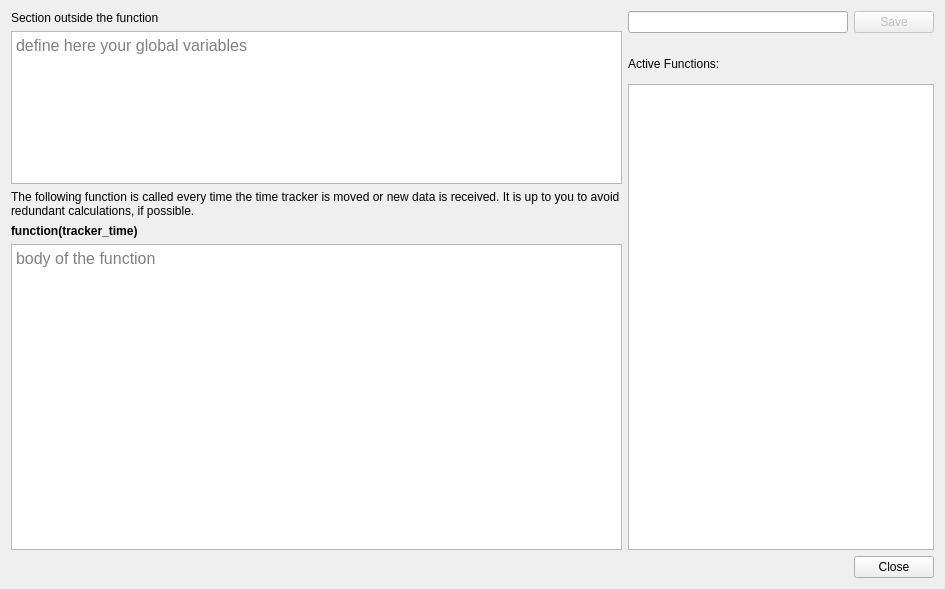
This is plotjuggler_plugins/ToolboxLuaEditor/lua_editor.ui in facontidavide/PlotJuggler as Qt 5 draws it before an edit. The edited form follows.
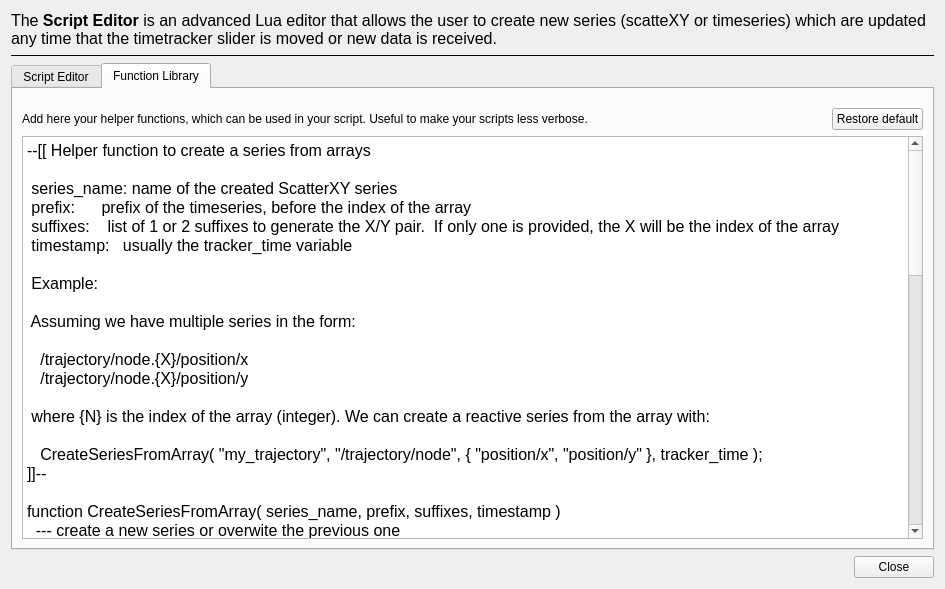
This is the edited form.

What changed in the file:
```diff
--- a/plotjuggler_plugins/ToolboxLuaEditor/lua_editor.ui
+++ b/plotjuggler_plugins/ToolboxLuaEditor/lua_editor.ui
@@ -13,7 +13,42 @@
   <property name="windowTitle">
    <string>Form</string>
   </property>
-  <layout class="QVBoxLayout" name="verticalLayout_3">
+  <layout class="QVBoxLayout" name="verticalLayout_3" stretch="0,1,0,0">
+   <item>
+    <widget class="QLabel" name="label_6">
+     <property name="font">
+      <font>
+       <pointsize>12</pointsize>
+      </font>
+     </property>
+     <property name="text">
+      <string>&lt;html&gt;&lt;head/&gt;&lt;body&gt;&lt;p&gt;The &lt;span style=&quot; font-weight:600;&quot;&gt;Script Editor &lt;/span&gt;is an advanced Lua editor that allows the user to create new series (scatteXY or timeseries) which are updated any time that the timetracker slider is moved or new data is received.&lt;/p&gt;&lt;/body&gt;&lt;/html&gt;</string>
+     </property>
+     <property name="wordWrap">
+      <bool>true</bool>
+     </property>
+    </widget>
+   </item>
+   <item>
+    <widget class="Line" name="line">
+     <property name="frameShadow">
+      <enum>QFrame::Plain</enum>
+     </property>
+     <property name="orientation">
+      <enum>Qt::Horizontal</enum>
+     </property>
+    </widget>
+   </item>
+   <item>
+    <widget class="QTabWidget" name="tabWidget">
+     <property name="currentIndex">
+      <number>1</number>
+     </property>
+     <widget class="QWidget" name="tab">
+      <attribute name="title">
+       <string>Script Editor</string>
+      </attribute>
+      <layout class="QVBoxLayout" name="verticalLayout_4">
    <item>
     <layout class="QHBoxLayout" name="horizontalLayout_2" stretch="2,1">
      <item>
@@ -21,7 +56,7 @@
        <item>
         <widget class="QLabel" name="label">
          <property name="text">
-          <string>Section outside the function</string>
+              <string>Global code, execute once:</string>
          </property>
         </widget>
        </item>
@@ -29,7 +64,7 @@
         <widget class="QPlainTextEdit" name="textGlobal">
          <property name="font">
           <font>
-           <pointsize>12</pointsize>
+               <pointsize>14</pointsize>
           </font>
          </property>
          <property name="placeholderText">
@@ -64,7 +99,7 @@
         <widget class="QPlainTextEdit" name="textFunction">
          <property name="font">
           <font>
-           <pointsize>12</pointsize>
+               <pointsize>14</pointsize>
           </font>
          </property>
          <property name="placeholderText">
@@ -144,6 +179,118 @@
       </layout>
      </item>
     </layout>
+       </item>
+      </layout>
+     </widget>
+     <widget class="QWidget" name="tab_2">
+      <attribute name="title">
+       <string>Function Library</string>
+      </attribute>
+      <layout class="QVBoxLayout" name="verticalLayout_5">
+       <item>
+        <layout class="QHBoxLayout" name="horizontalLayout_4">
+         <property name="topMargin">
+          <number>10</number>
+         </property>
+         <item>
+          <widget class="QLabel" name="label_8">
+           <property name="text">
+            <string>Add here your helper functions, which can be used in your script. Useful to make your scripts less verbose.</string>
+           </property>
+           <property name="wordWrap">
+            <bool>true</bool>
+           </property>
+          </widget>
+         </item>
+         <item>
+          <widget class="QPushButton" name="pushButton">
+           <property name="sizePolicy">
+            <sizepolicy hsizetype="Fixed" vsizetype="Fixed">
+             <horstretch>0</horstretch>
+             <verstretch>0</verstretch>
+            </sizepolicy>
+           </property>
+           <property name="text">
+            <string>Restore default</string>
+           </property>
+          </widget>
+         </item>
+        </layout>
+       </item>
+       <item>
+        <widget class="QPlainTextEdit" name="textLibrary">
+         <property name="font">
+          <font>
+           <pointsize>12</pointsize>
+          </font>
+         </property>
+         <property name="plainText">
+          <string>--[[ Helper function to create a series from arrays
+
+ series_name: name of the created ScatterXY series
+ prefix:      prefix of the timeseries, before the index of the array
+ suffixes:    list of 1 or 2 suffixes to generate the X/Y pair.  If only one is provided, the X will be the index of the array
+ timestamp:   usually the tracker_time variable
+              
+ Example:
+ 
+ Assuming we have multiple series in the form:
+ 
+   /trajectory/node.{X}/position/x
+   /trajectory/node.{X}/position/y
+   
+ where {N} is the index of the array (integer). We can create a reactive series from the array with:
+ 
+   CreateSeriesFromArray( &quot;my_trajectory&quot;, &quot;/trajectory/node&quot;, { &quot;position/x&quot;, &quot;position/y&quot; }, tracker_time );
+]]--
+
+function CreateSeriesFromArray( series_name, prefix, suffixes, timestamp )
+  --- create a new series or overwite the previous one
+  new_series = MutableScatterXY.new(series_name)
+  
+  --- get number of elements in array suffixes 
+  suffixes_size = table.getn(suffixes)
+   
+  if suffixes_size &lt; 1 or suffixes_size &gt; 2 then
+    print(&quot;wrong number of suffixes&quot;)
+    return
+  end
+  
+  --- Append points to new_series
+  index = 0
+  while(true) do
+
+    if(suffixes_size == 2) then
+      --- 2 suffixes: first is X and second is Y
+      series_x = TimeseriesView.find( string.format( &quot;%s.%d/%s&quot;, prefix, index, suffixes[1]) )
+      series_y = TimeseriesView.find( string.format( &quot;%s.%d/%s&quot;, prefix, index, suffixes[2]) )
+      -- stop the loop if the series can't be found
+      if series_x == nil or series_y == nil then 
+        break 
+      end	 
+      x = series_x:atTime(timestamp)
+      y = series_y:atTime(timestamp)
+      new_series:push_back(x,y)
+    else
+      --- 1 suffix: index is used as X value.
+      series_y = TimeseriesView.find( string.format( &quot;%s.%d/%s&quot;, prefix, index, suffixes[1]) )
+      -- stop the loop if the series can't be found
+      if series_y == nil then 
+        break 
+      end 
+      y = series_y:atTime(timestamp)
+      new_series:push_back(index, y)
+    end
+
+    index = index+1
+end
+</string>
+         </property>
+        </widget>
+       </item>
+      </layout>
+     </widget>
+    </widget>
    </item>
    <item>
     <widget class="QDialogButtonBox" name="buttonBox">
```
Left out of the diff: 17 changed lines with no effect on the pictures. Lines whose indentation alone changed are shown as unchanged.
